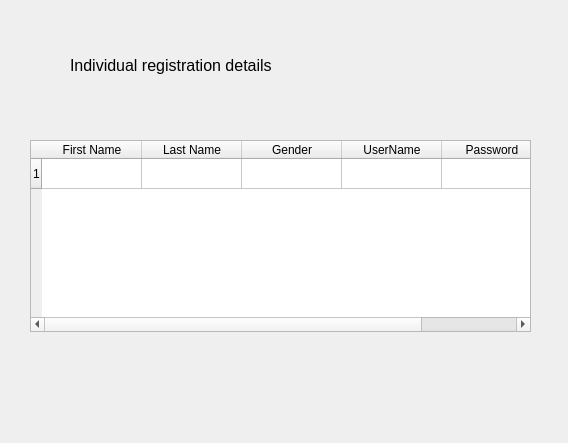
Before: the Qt Designer form details.ui in Vishwanath98/Visionary, drawn with Qt 5.
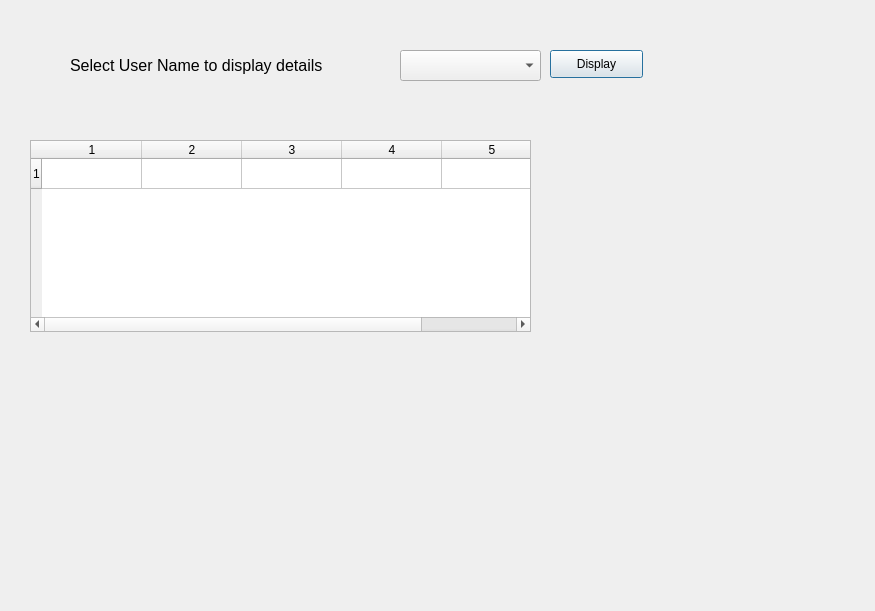
After: the same form once the commit is applied.

The edit to the form file:
```diff
--- a/details.ui
+++ b/details.ui
@@ -6,8 +6,8 @@
    <rect>
     <x>0</x>
     <y>0</y>
-    <width>568</width>
-    <height>443</height>
+    <width>875</width>
+    <height>611</height>
    </rect>
   </property>
   <property name="windowTitle">
@@ -29,27 +29,27 @@
    </row>
    <column>
     <property name="text">
-     <string>First Name</string>
+     <string>1</string>
     </property>
    </column>
    <column>
     <property name="text">
-     <string>Last Name</string>
+     <string>2</string>
     </property>
    </column>
    <column>
     <property name="text">
-     <string>Gender</string>
+     <string>3</string>
     </property>
    </column>
    <column>
     <property name="text">
-     <string>UserName</string>
+     <string>4</string>
     </property>
    </column>
    <column>
     <property name="text">
-     <string>Password</string>
+     <string>5</string>
     </property>
    </column>
   </widget>
@@ -68,7 +68,30 @@
     </font>
    </property>
    <property name="text">
-    <string>Individual registration details</string>
+    <string>Select User Name to display details</string>
+   </property>
+  </widget>
+  <widget class="QComboBox" name="username_menu">
+   <property name="geometry">
+    <rect>
+     <x>400</x>
+     <y>50</y>
+     <width>141</width>
+     <height>31</height>
+    </rect>
+   </property>
+  </widget>
+  <widget class="QPushButton" name="display_button">
+   <property name="geometry">
+    <rect>
+     <x>550</x>
+     <y>50</y>
+     <width>93</width>
+     <height>28</height>
+    </rect>
+   </property>
+   <property name="text">
+    <string>Display</string>
    </property>
   </widget>
  </widget>
```
Left out of the diff: 2 changed lines with no effect on the pictures.
